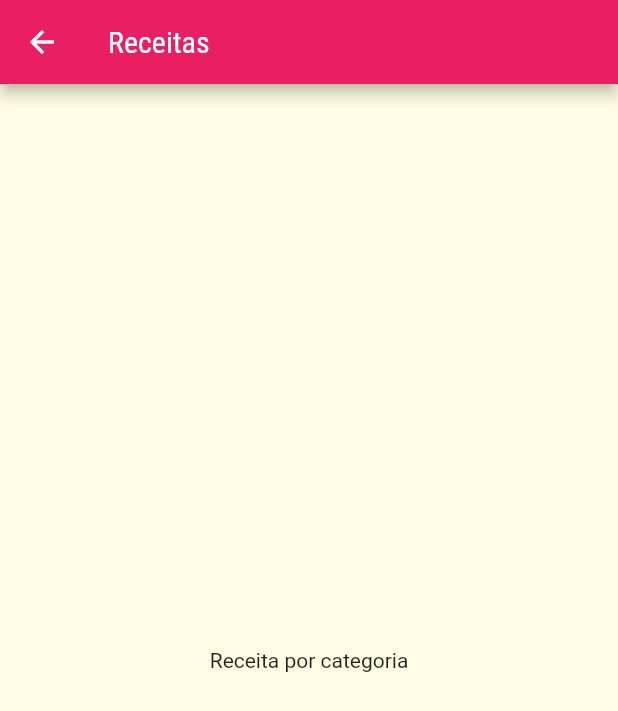
After one commit to tiagosmweb/meals, a Flutter app: the screen it shows after launch, after a tap on "Italiano", on a phone screen of 412 x 824 dp. The commit adds this screen. Shown: the top 711 px of the screen. Run offline on Flutter 3.47's test engine with Material 2 defaults, Android fonts, the phone set to English and light mode, and no system bars.

Commit message:
create screen simples categorie meal e navigation

```diff
--- a/lib/components/category_item.dart
+++ b/lib/components/category_item.dart
@@ -1,6 +1,7 @@
 import 'package:flutter/material.dart';
 
 import '../models/category.dart';
+import '../screens/categories_meals.dart';
 
 class CategoryItem extends StatelessWidget {
   // const MyWidget({Key? key}) : super(key: key);
@@ -8,9 +9,20 @@ class CategoryItem extends StatelessWidget {
   final Category category;
   const CategoryItem(this.category);
 
+  void _selectedCategory(BuildContext context) {
+    Navigator.of(context).push(
+      MaterialPageRoute(builder: (_) {
+        return CategoriesMealsScreen();
+      }),
+    );
+  }
+
   @override
   Widget build(BuildContext context) {
-    return Container(
+    return InkWell(
+      onTap: () => _selectedCategory(context),
+      splashColor: Theme.of(context).colorScheme.primary,
+      child: Container(
         padding: const EdgeInsets.all(15),
         decoration: BoxDecoration(
           borderRadius: BorderRadius.circular(10),
@@ -27,6 +39,7 @@ class CategoryItem extends StatelessWidget {
           category.title,
           style: Theme.of(context).textTheme.titleLarge,
         ),
+      ),
     );
   }
 }
--- /dev/null
+++ b/lib/screens/categories_meals.dart
@@ -0,0 +1,15 @@
+import 'package:flutter/material.dart';
+
+class CategoriesMealsScreen extends StatelessWidget {
+  @override
+  Widget build(BuildContext context) {
+    return Scaffold(
+      appBar: AppBar(
+        title: const Text('Receitas'),
+      ),
+      body: const Center(
+        child: Text('Receita por categoria'),
+      ),
+    );
+  }
+}
```
Lines whose indentation alone changed are shown as unchanged.
